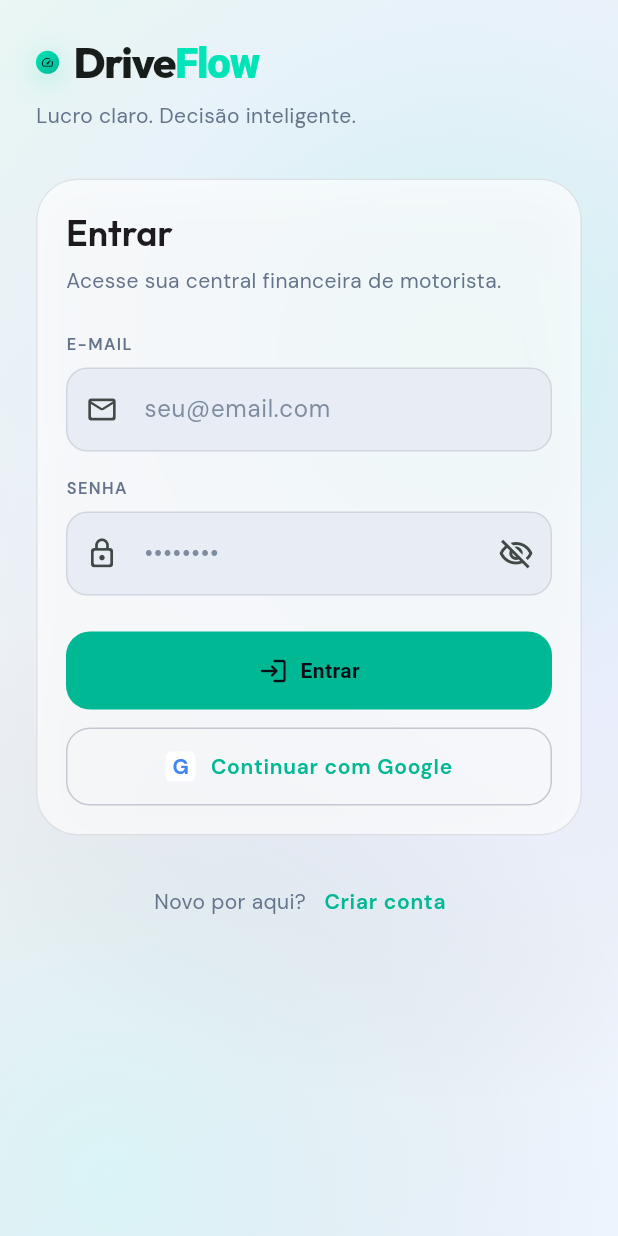
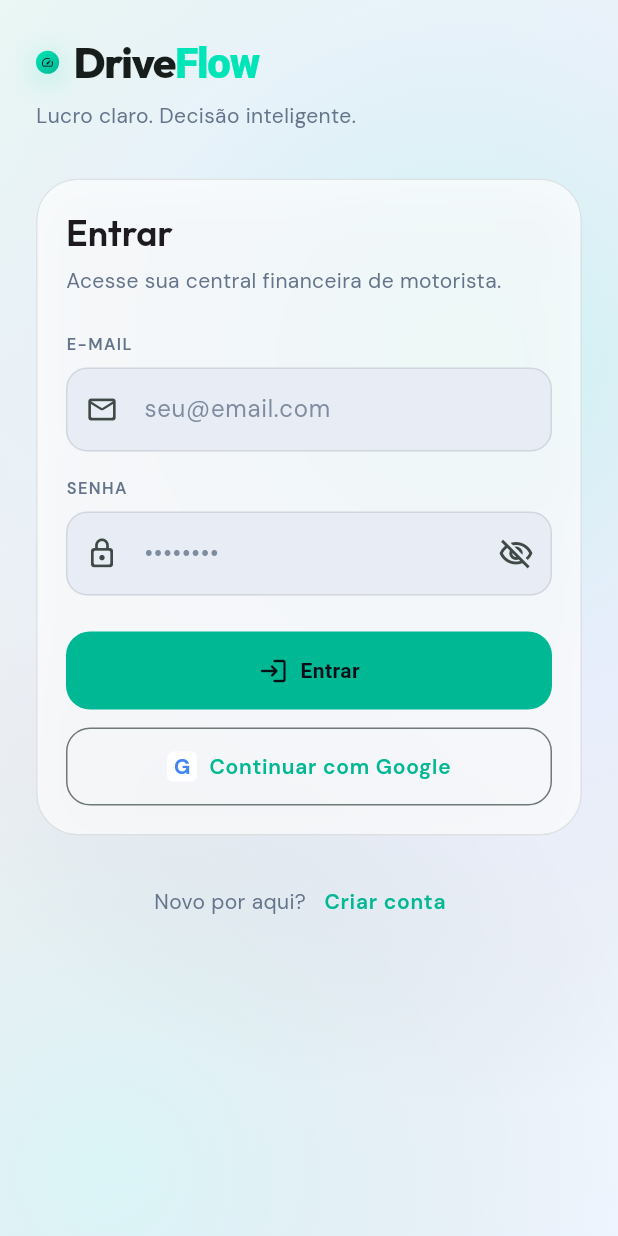
Before and after one commit to solerpedroo/driveflow, a Flutter app: the screen it shows after launch, on a phone screen of 412 x 824 dp. Run offline on Flutter 3.47's test engine with Material 3 defaults, Android fonts, the phone set to English and light mode, and no system bars; our stand-ins replace cached_network_image, connectivity_plus, dio, file_picker, fl_chart, flutter_hooks and 14 more; missing offline and left inert: google_mlkit_text_recognition; accounts and stored records are empty.

Commit message:
refactor(ds): delegate auth buttons to DfButton
Co-authored-by: Pedro Henrique Contardi Soler <pedrocsoler@hotmail.com>

```diff
--- a/lib/features/authentication/presentation/widgets/auth_primary_button.dart
+++ b/lib/features/authentication/presentation/widgets/auth_primary_button.dart
@@ -1,8 +1,9 @@
 import 'package:flutter/material.dart';
 
-import '../../../../core/theme/app_colors.dart';
+import '../../../../shared/widgets/design_system/df_button.dart';
 
-/// Botão primário de auth com loading integrado.
+/// Botão primário de auth — delega para [DfButton].
+@Deprecated('Use DfButton. Será removido em v2.1.')
 class AuthPrimaryButton extends StatelessWidget {
   const AuthPrimaryButton({
     required this.label,
@@ -19,32 +20,17 @@ class AuthPrimaryButton extends StatelessWidget {
 
   @override
   Widget build(BuildContext context) {
-    return SizedBox(
-      width: double.infinity,
-      child: FilledButton(
-        onPressed: isLoading ? null : onPressed,
-        child: isLoading
-            ? const SizedBox(
-                height: 22,
-                width: 22,
-                child: CircularProgressIndicator(strokeWidth: 2.5),
-              )
-            : Row(
-                mainAxisAlignment: MainAxisAlignment.center,
-                children: [
-                  if (icon != null) ...[
-                    Icon(icon, size: 20),
-                    const SizedBox(width: 8),
-                  ],
-                  Text(label),
-                ],
-              ),
-      ),
+    return DfButton(
+      label: label,
+      onPressed: onPressed,
+      isLoading: isLoading,
+      icon: icon,
     );
   }
 }
 
 /// Botão secundário (Google, links).
+@Deprecated('Use DfButton com variant outlined. Será removido em v2.1.')
 class AuthOutlinedButton extends StatelessWidget {
   const AuthOutlinedButton({
     required this.label,
@@ -61,38 +47,12 @@ class AuthOutlinedButton extends StatelessWidget {
 
   @override
   Widget build(BuildContext context) {
-    final theme = Theme.of(context);
-
-    return SizedBox(
-      width: double.infinity,
-      child: OutlinedButton(
-        onPressed: isLoading ? null : onPressed,
-        style: OutlinedButton.styleFrom(
-          minimumSize: const Size.fromHeight(52),
-          side: BorderSide(
-            color: AppColors.secondaryLabel(theme).withValues(alpha: 0.35),
-          ),
-          shape: RoundedRectangleBorder(
-            borderRadius: BorderRadius.circular(16),
-          ),
-        ),
-        child: isLoading
-            ? const SizedBox(
-                height: 22,
-                width: 22,
-                child: CircularProgressIndicator(strokeWidth: 2.5),
-              )
-            : Row(
-                mainAxisAlignment: MainAxisAlignment.center,
-                children: [
-                  if (leading != null) ...[
-                    leading!,
-                    const SizedBox(width: 10),
-                  ],
-                  Text(label),
-                ],
-              ),
-      ),
+    return DfButton(
+      label: label,
+      onPressed: onPressed,
+      isLoading: isLoading,
+      leading: leading,
+      variant: DfButtonVariant.outlined,
     );
   }
 }
```
